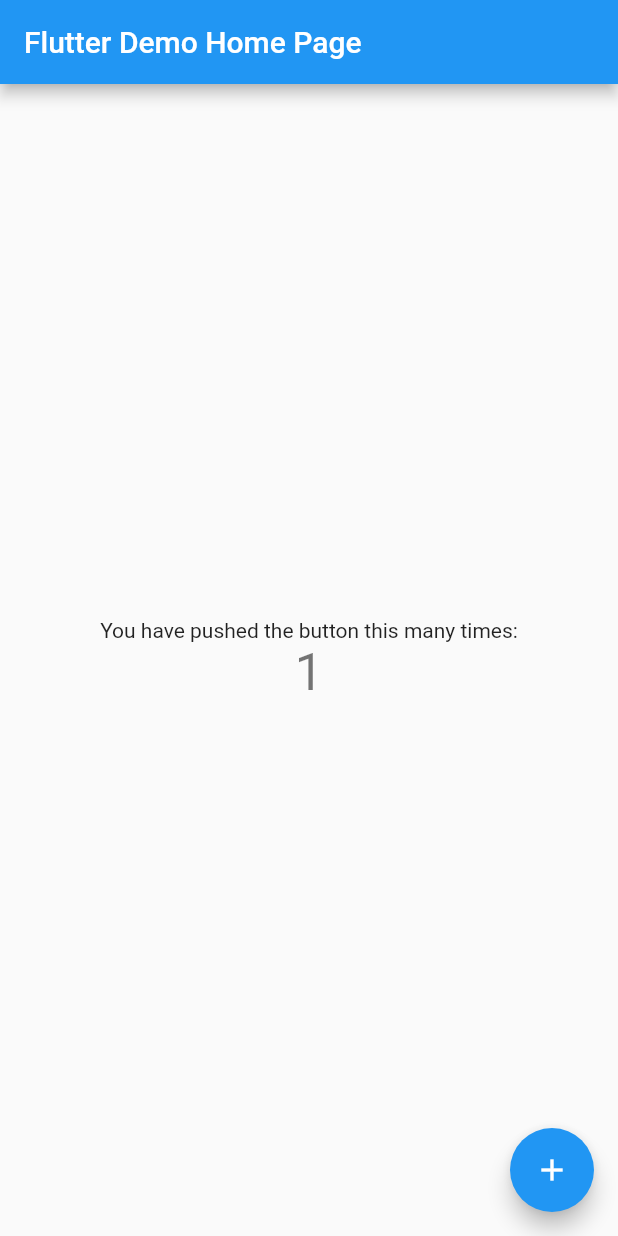
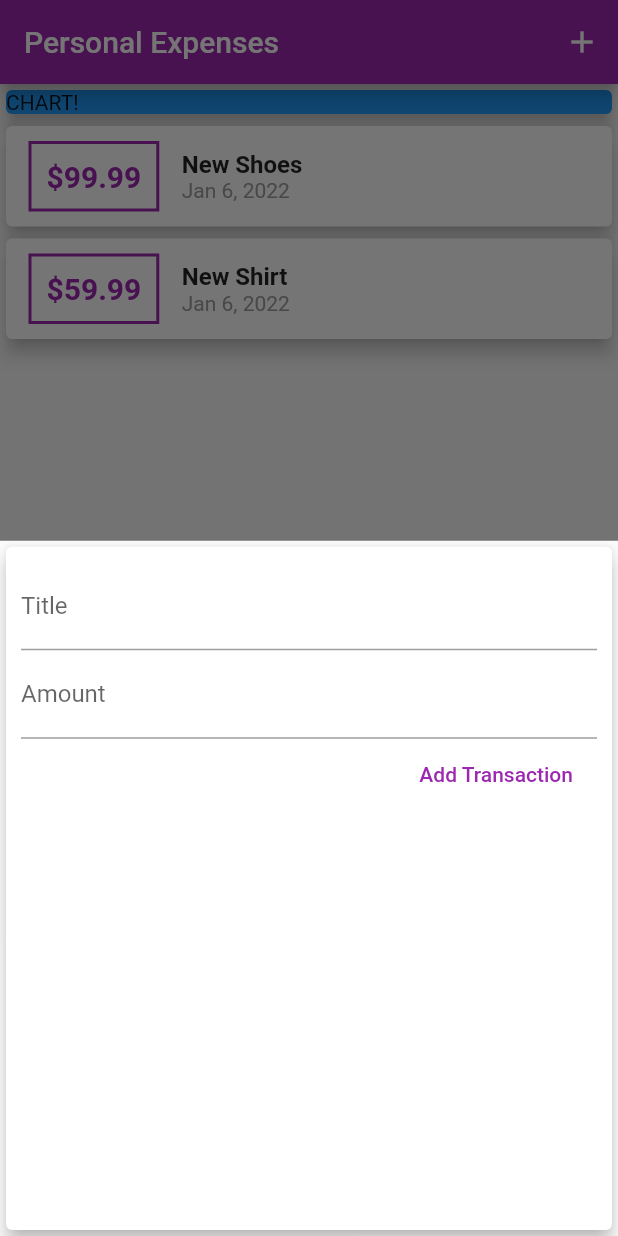
Before and after one commit to tkmusic/personal_expenses_app, a Flutter app: the screen it shows after launch, after a tap on the "add" icon, on a phone screen of 412 x 824 dp. Run offline on Flutter 3.47's test engine with Material 2 defaults, Android fonts, the phone set to English and light mode, and no system bars; missing offline and left inert: dart:ffi.

Commit message:
Created TransactionsList and Input

```diff
--- a/lib/main.dart
+++ b/lib/main.dart
@@ -1,115 +1,102 @@
+// ignore_for_file: deprecated_member_use
+
+import 'package:app/widgets/new_transaction.dart';
+import 'package:app/widgets/transaction_list.dart';
 import 'package:flutter/material.dart';
+import 'models/transaction.dart';
 
-void main() {
-  runApp(const MyApp());
-}
+void main() => runApp(MyApp());
 
 class MyApp extends StatelessWidget {
-  const MyApp({Key? key}) : super(key: key);
-
-  // This widget is the root of your application.
   @override
   Widget build(BuildContext context) {
     return MaterialApp(
-      title: 'Flutter Demo',
+      title: 'Personal Expenses',
       theme: ThemeData(
-        // This is the theme of your application.
-        //
-        // Try running your application with "flutter run". You'll see the
-        // application has a blue toolbar. Then, without quitting the app, try
-        // changing the primarySwatch below to Colors.green and then invoke
-        // "hot reload" (press "r" in the console where you ran "flutter run",
-        // or simply save your changes to "hot reload" in a Flutter IDE).
-        // Notice that the counter didn't reset back to zero; the application
-        // is not restarted.
-        primarySwatch: Colors.blue,
+        primarySwatch: Colors.purple,
+        accentColor: Colors.amber,
       ),
-      home: const MyHomePage(title: 'Flutter Demo Home Page'),
+      home: MyHomePage(),
     );
   }
 }
 
 class MyHomePage extends StatefulWidget {
-  const MyHomePage({Key? key, required this.title}) : super(key: key);
-
-  // This widget is the home page of your application. It is stateful, meaning
-  // that it has a State object (defined below) that contains fields that affect
-  // how it looks.
-
-  // This class is the configuration for the state. It holds the values (in this
-  // case the title) provided by the parent (in this case the App widget) and
-  // used by the build method of the State. Fields in a Widget subclass are
-  // always marked "final".
-
-  final String title;
-
   @override
   State<MyHomePage> createState() => _MyHomePageState();
 }
 
 class _MyHomePageState extends State<MyHomePage> {
-  int _counter = 0;
+  final List<Transaction> _userTransactions = [
+    Transaction(
+      id: 't1',
+      title: 'New Shoes',
+      amount: 99.99,
+      date: DateTime.now(),
+    ),
+    Transaction(
+      id: 't2',
+      title: 'New Shirt',
+      amount: 59.99,
+      date: DateTime.now(),
+    ),
+  ];
 
-  void _incrementCounter() {
+  void _addNewTransaction(String txTitle, double txAmount) {
+    final newTx = Transaction(
+      title: txTitle,
+      amount: txAmount,
+      date: DateTime.now(),
+      id: DateTime.now().toString(),
+    );
     setState(() {
-      // This call to setState tells the Flutter framework that something has
-      // changed in this State, which causes it to rerun the build method below
-      // so that the display can reflect the updated values. If we changed
-      // _counter without calling setState(), then the build method would not be
-      // called again, and so nothing would appear to happen.
-      _counter++;
+      _userTransactions.add(newTx);
     });
+  }
+
+  // late String titleInput;
+  void _startAddNewTransaction(BuildContext ctx) {
+    showModalBottomSheet(
+      context: ctx,
+      builder: (bCtx) {
+        return NewTransaction(_addNewTransaction);
+      },
+    );
   }
 
   @override
   Widget build(BuildContext context) {
-    // This method is rerun every time setState is called, for instance as done
-    // by the _incrementCounter method above.
-    //
-    // The Flutter framework has been optimized to make rerunning build methods
-    // fast, so that you can just rebuild anything that needs updating rather
-    // than having to individually change instances of widgets.
     return Scaffold(
       appBar: AppBar(
-        // Here we take the value from the MyHomePage object that was created by
-        // the App.build method, and use it to set our appbar title.
-        title: Text(widget.title),
+        title: Text('Personal Expenses'),
+        actions: <Widget>[
+          IconButton(
+            onPressed: () => _startAddNewTransaction(context),
+            icon: Icon(Icons.add),
+          )
+        ],
       ),
-      body: Center(
-        // Center is a layout widget. It takes a single child and positions it
-        // in the middle of the parent.
+      body: SingleChildScrollView(
         child: Column(
-          // Column is also a layout widget. It takes a list of children and
-          // arranges them vertically. By default, it sizes itself to fit its
-          // children horizontally, and tries to be as tall as its parent.
-          //
-          // Invoke "debug painting" (press "p" in the console, choose the
-          // "Toggle Debug Paint" action from the Flutter Inspector in Android
-          // Studio, or the "Toggle Debug Paint" command in Visual Studio Code)
-          // to see the wireframe for each widget.
-          //
-          // Column has various properties to control how it sizes itself and
-          // how it positions its children. Here we use mainAxisAlignment to
-          // center the children vertically; the main axis here is the vertical
-          // axis because Columns are vertical (the cross axis would be
-          // horizontal).
-          mainAxisAlignment: MainAxisAlignment.center,
+          //mainAxisAlignment: MainAxisAlignment.spaceAround,
+          crossAxisAlignment: CrossAxisAlignment.stretch,
           children: <Widget>[
-            const Text(
-              'You have pushed the button this many times:',
+            Container(
+              width: double.infinity,
+              child: Card(
+                color: Colors.blue,
+                child: Text('CHART!'),
+                elevation: 5,
+              ),
             ),
-            Text(
-              '$_counter',
-              style: Theme.of(context).textTheme.headline4,
-            ),
+            TransactionList(_userTransactions),
           ],
         ),
       ),
       floatingActionButton: FloatingActionButton(
-        onPressed: _incrementCounter,
-        tooltip: 'Increment',
-        child: const Icon(Icons.add),
-      ), // This trailing comma makes auto-formatting nicer for build methods.
+        onPressed: () => _startAddNewTransaction(context),
+        child: Icon(Icons.add),
+      ),
     );
   }
 }
--- /dev/null
+++ b/lib/models/transaction.dart
@@ -0,0 +1,14 @@
+import 'dart:ffi';
+
+class Transaction {
+  final String id;
+  final String title;
+  final double amount;
+  final DateTime date;
+
+  Transaction(
+      {required this.id,
+      required this.title,
+      required this.amount,
+      required this.date});
+}
--- /dev/null
+++ b/lib/widgets/new_transaction.dart
@@ -0,0 +1,66 @@
+// ignore_for_file: deprecated_member_use
+
+import 'package:flutter/material.dart';
+
+class NewTransaction extends StatefulWidget {
+  final Function addTx;
+
+  NewTransaction(this.addTx);
+
+  @override
+  State<NewTransaction> createState() => _NewTransactionState();
+}
+
+class _NewTransactionState extends State<NewTransaction> {
+  final titleController = TextEditingController();
+
+  final amountController = TextEditingController();
+
+  void submitData() {
+    final enteredTitle = titleController.text;
+    final enteredAmount = double.parse(amountController.text);
+
+    if (enteredTitle.isEmpty || enteredAmount <= 0) {
+      return;
+    }
+    widget.addTx(enteredTitle, enteredAmount);
+
+    Navigator.of(context).pop();
+  }
+
+  @override
+  Widget build(BuildContext context) {
+    return Card(
+      elevation: 5,
+      child: Container(
+        padding: EdgeInsets.all(10),
+        child: Column(
+          crossAxisAlignment: CrossAxisAlignment.end,
+          children: <Widget>[
+            TextField(
+              decoration: InputDecoration(labelText: 'Title'),
+              controller: titleController,
+              //onChanged: (value) {
+              //  titleInput = value;
+              //},
+            ),
+            TextField(
+              decoration: InputDecoration(labelText: 'Amount'),
+              controller: amountController,
+              keyboardType: TextInputType.numberWithOptions(decimal: true),
+              onSubmitted: (_) => submitData(),
+              //onChanged: (value) {
+              // amountInput = value;
+              //},
+            ),
+            FlatButton(
+              child: Text('Add Transaction'),
+              textColor: Colors.purple,
+              onPressed: submitData,
+            )
+          ],
+        ),
+      ),
+    );
+  }
+}
--- /dev/null
+++ b/lib/widgets/transaction_list.dart
@@ -0,0 +1,59 @@
+import 'package:flutter/material.dart';
+import '../models/transaction.dart';
+import 'package:intl/intl.dart';
+
+class TransactionList extends StatelessWidget {
+  final List<Transaction> transactions;
+
+  TransactionList(this.transactions);
+
+  @override
+  Widget build(BuildContext context) {
+    return Container(
+      height: 300,
+      child: ListView.builder(
+        itemBuilder: (ctx, index) {
+          return Card(
+            elevation: 5,
+            child: Row(
+              children: <Widget>[
+                Container(
+                  padding: EdgeInsets.all(10),
+                  margin: EdgeInsets.symmetric(vertical: 10, horizontal: 15),
+                  decoration: BoxDecoration(
+                    border: Border.all(
+                        color: Theme.of(context).primaryColor, width: 2),
+                  ),
+                  child: Text(
+                    '\$${transactions[index].amount.toStringAsFixed(2)}',
+                    style: TextStyle(
+                      fontWeight: FontWeight.bold,
+                      fontSize: 20,
+                      color: Theme.of(context).primaryColor,
+                    ),
+                  ),
+                ),
+                Column(
+                  crossAxisAlignment: CrossAxisAlignment.start,
+                  children: <Widget>[
+                    Text(
+                      transactions[index].title,
+                      style:
+                          TextStyle(fontSize: 16, fontWeight: FontWeight.bold),
+                    ),
+                    Text(
+                      //DateFormat('dd/MM/yyyy').format(tx.date),
+                      DateFormat.yMMMd().format(transactions[index].date),
+                      style: TextStyle(color: Colors.grey),
+                    )
+                  ],
+                )
+              ],
+            ),
+          );
+        },
+        itemCount: transactions.length,
+      ),
+    );
+  }
+}
--- a/pubspec.yaml
+++ b/pubspec.yaml
@@ -29,6 +29,7 @@ environment:
 dependencies:
   flutter:
     sdk: flutter
+  intl: ^0.17.0
 
 
   # The following adds the Cupertino Icons font to your application.
@@ -44,7 +45,7 @@ dev_dependencies:
   # activated in the `analysis_options.yaml` file located at the root of your
   # package. See that file for information about deactivating specific lint
   # rules and activating additional ones.
-  flutter_lints: ^1.0.0
+  # flutter_lints: ^1.0.0
 
 # For information on the generic Dart part of this file, see the
 # following page: https://dart.dev/tools/pub/pubspec
```
Also changed, not shown: pubspec.lock, 1 other file.
